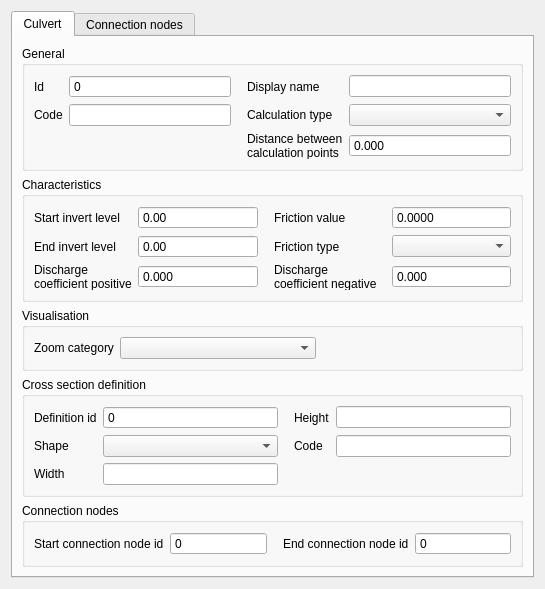
First picture: the form in threedi_model_builder/forms/ui/culvert.ui, repository nens/threedi-schematisation-editor, before the edit.
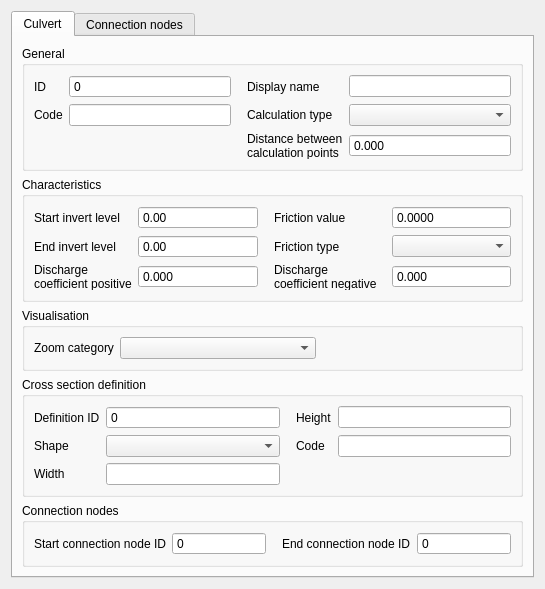
Second picture: the form after the edit. Custom widgets are drawn as their Qt base class.

What changed in the file:
```diff
--- a/threedi_model_builder/forms/ui/culvert.ui
+++ b/threedi_model_builder/forms/ui/culvert.ui
@@ -82,7 +82,7 @@
              <set>Qt::ImhNone</set>
             </property>
             <property name="text">
-             <string>Start connection node id</string>
+             <string>Start connection node ID</string>
             </property>
             <property name="alignment">
              <set>Qt::AlignLeading|Qt::AlignLeft|Qt::AlignVCenter</set>
@@ -129,7 +129,7 @@
              <set>Qt::ImhNone</set>
             </property>
             <property name="text">
-             <string>End connection node id</string>
+             <string>End connection node ID</string>
             </property>
             <property name="alignment">
              <set>Qt::AlignLeading|Qt::AlignLeft|Qt::AlignVCenter</set>
@@ -192,7 +192,7 @@
              <locale language="English" country="UnitedStates"/>
             </property>
             <property name="text">
-             <string>Id</string>
+             <string>ID</string>
             </property>
             <property name="alignment">
              <set>Qt::AlignLeading|Qt::AlignLeft|Qt::AlignVCenter</set>
@@ -445,7 +445,7 @@
              <set>Qt::ImhNone</set>
             </property>
             <property name="text">
-             <string>Definition id</string>
+             <string>Definition ID</string>
             </property>
            </widget>
           </item>
```
Left out of the diff: 4 changed lines with no effect on the pictures.
